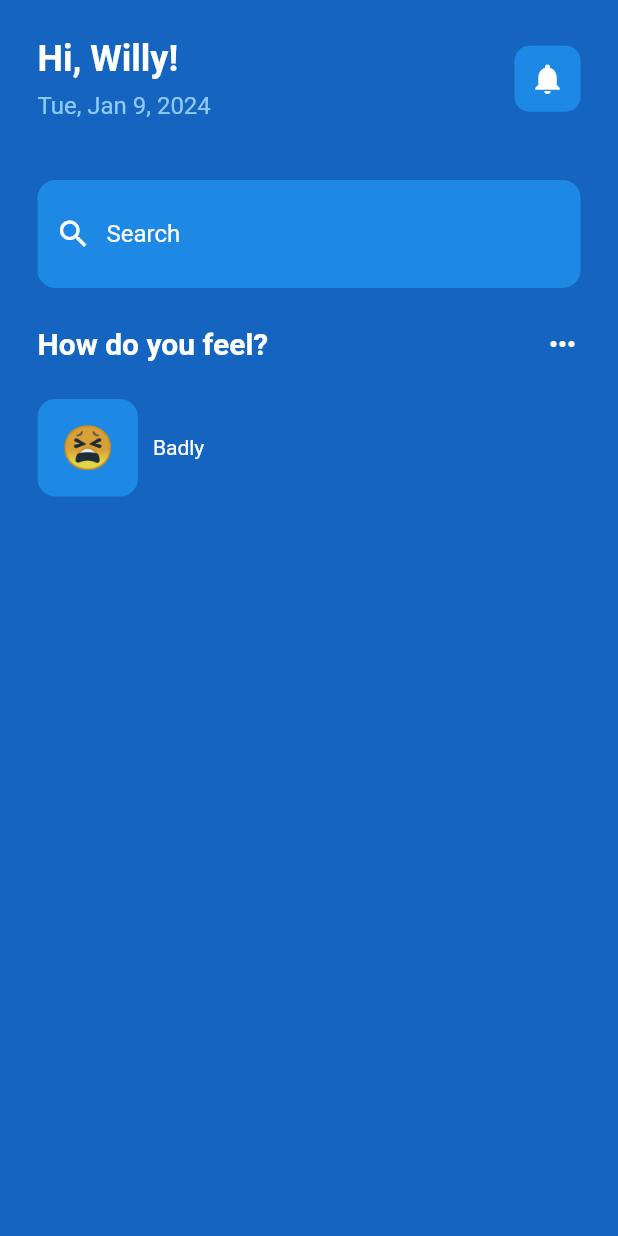
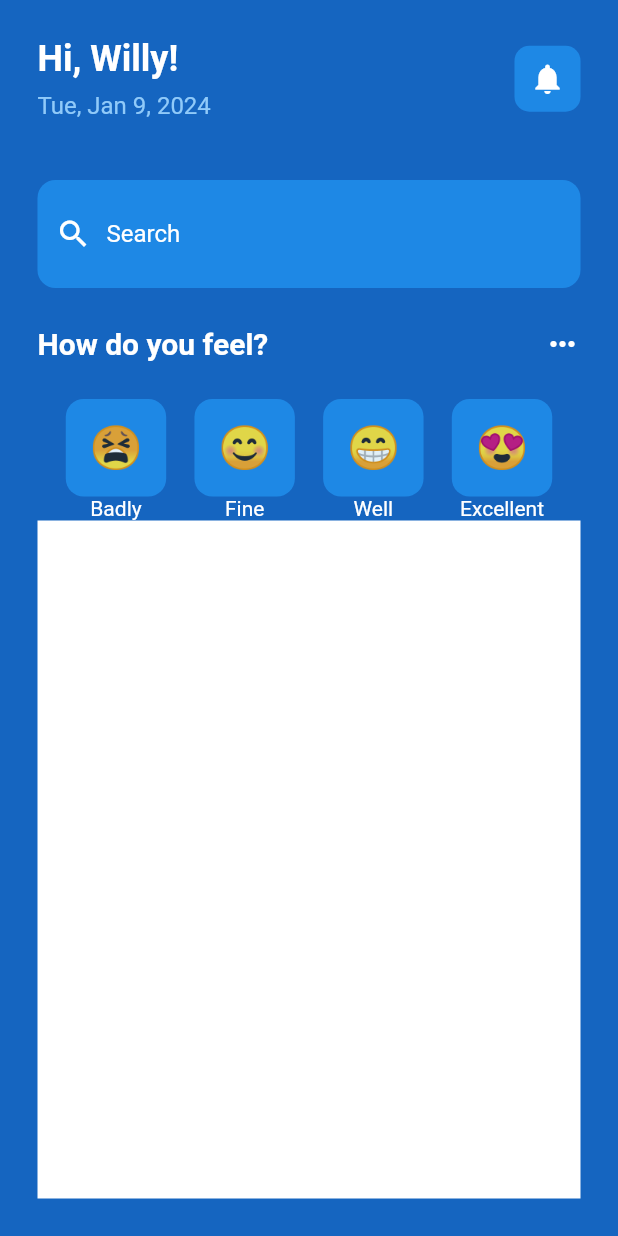
Before and after one commit to willy-dev/mentalhealthapp, a Flutter app: the screen it shows after launch, on a phone screen of 412 x 824 dp. Run offline on Flutter 3.47's test engine with Material 2 defaults, Android fonts, the phone set to English and light mode, and no system bars.

Commit message:
Updated Emoticon faces bug  commit

```diff
--- a/lib/pages/home_page.dart
+++ b/lib/pages/home_page.dart
@@ -124,7 +124,10 @@ class _HomePageState extends State<HomePage> {
               ),
 
               // ============= Mood Buttons
-              Row(
+              const Row(
+                mainAxisAlignment: MainAxisAlignment.spaceEvenly,
+                children: [
+                  Column(
                     children: [
                       // Badly
                       EmoticonFace(
@@ -139,13 +142,70 @@ class _HomePageState extends State<HomePage> {
                           color: Colors.white,
                         ),
                       ),
+                    ],
+                  ),
 
                   //Fine
+                  Column(
+                    children: [
+                      // Badly
+                      EmoticonFace(
+                        emoticonFace: '😊',
+                      ),
+                      SizedBox(
+                        width: 10,
+                      ),
+                      Text(
+                        'Fine',
+                        style: TextStyle(
+                          color: Colors.white,
+                        ),
+                      ),
+                    ],
+                  ),
+                  //Well
+                  Column(
+                    children: [
+                      // Badly
+                      EmoticonFace(
+                        emoticonFace: '😁',
+                      ),
+                      SizedBox(
+                        width: 10,
+                      ),
+                      Text(
+                        'Well',
+                        style: TextStyle(
+                          color: Colors.white,
+                        ),
+                      ),
+                    ],
+                  ),
+                  //Excellent
+                  Column(
+                    children: [
+                      // Badly
+                      EmoticonFace(
+                        emoticonFace: '😍',
+                      ),
+                      SizedBox(
+                        width: 10,
+                      ),
+                      Text(
+                        'Excellent',
+                        style: TextStyle(
+                          color: Colors.white,
+                        ),
+                      ),
+                    ],
+                  ),
+                ],
+              ),
 
-                  //Well
-
-                  //Excellent
-                ],
+              Expanded(
+                child: Container(
+                  color: Colors.white,
+                ),
               ),
             ],
           ),
--- a/lib/pages/utils/emoticon_faces.dart
+++ b/lib/pages/utils/emoticon_faces.dart
@@ -13,9 +13,9 @@ class EmoticonFace extends StatelessWidget {
         borderRadius: BorderRadius.circular(12),
       ),
       padding: const EdgeInsets.all(16),
-      child: const Center(
+      child: Center(
         child: Text(emoticonFace,
-            style: TextStyle(
+            style: const TextStyle(
               fontSize: 28,
             )),
       ),
```
Lines whose indentation alone changed are shown as unchanged.
